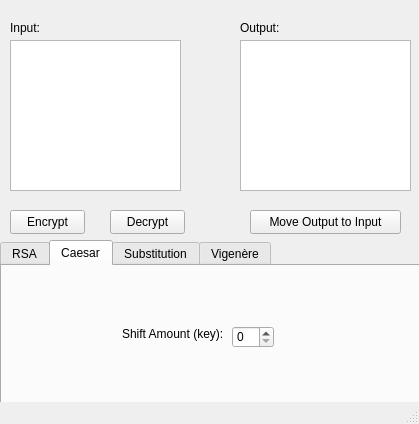
Before: the Qt Designer form CS2520_Project.ui in barberub/CS2520_gui_TeamProject, drawn with Qt 5.
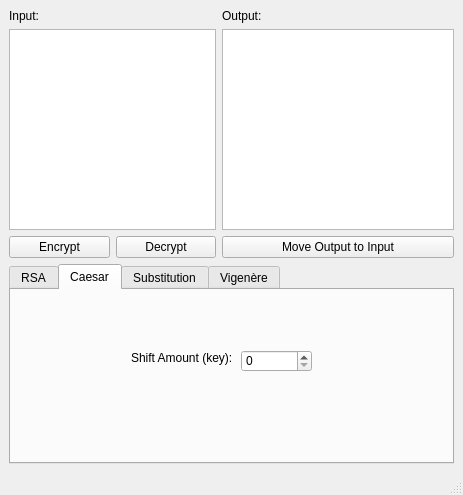
After: the same form once the commit is applied. The open tabs and pages were chosen to show the change.

Commit message:
Added Resize Capabilities, Fixed Substitution Decryption Bug, Updated README
Added a Grid Layout to the UI so resizing is possible.  Fixed the bug where doing substitution decryption does not result in an output.  README updated to include the contents of each file and how we worked on the project before uploading to GitHub.

Patch:
```diff
--- a/CS2520_Project.ui
+++ b/CS2520_Project.ui
@@ -6,23 +6,64 @@
    <rect>
     <x>0</x>
     <y>0</y>
-    <width>419</width>
-    <height>424</height>
+    <width>463</width>
+    <height>495</height>
    </rect>
   </property>
   <property name="windowTitle">
    <string>Encryption GUI</string>
   </property>
   <widget class="QWidget" name="centralwidget">
+   <layout class="QGridLayout" name="gridLayout">
+    <item row="0" column="0">
+     <widget class="QLabel" name="inputLabel">
+      <property name="text">
+       <string>Input:</string>
+      </property>
+      <property name="buddy">
+       <cstring>inputField</cstring>
+      </property>
+     </widget>
+    </item>
+    <item row="0" column="2">
+     <widget class="QLabel" name="outputLabel">
+      <property name="text">
+       <string>Output:</string>
+      </property>
+      <property name="buddy">
+       <cstring>outputField</cstring>
+      </property>
+     </widget>
+    </item>
+    <item row="1" column="0" colspan="2">
+     <widget class="QPlainTextEdit" name="inputField"/>
+    </item>
+    <item row="1" column="2">
+     <widget class="QPlainTextEdit" name="outputField"/>
+    </item>
+    <item row="2" column="0">
+     <widget class="QPushButton" name="encryptButton">
+      <property name="text">
+       <string>Encrypt</string>
+      </property>
+     </widget>
+    </item>
+    <item row="2" column="1">
+     <widget class="QPushButton" name="decryptButton">
+      <property name="text">
+       <string>Decrypt</string>
+      </property>
+     </widget>
+    </item>
+    <item row="2" column="2">
+     <widget class="QPushButton" name="moveInputToOutput">
+      <property name="text">
+       <string>Move Output to Input</string>
+      </property>
+     </widget>
+    </item>
+    <item row="3" column="0" colspan="3">
    <widget class="QTabWidget" name="encryptionOptions">
-    <property name="geometry">
-     <rect>
-      <x>0</x>
-      <y>240</y>
-      <width>421</width>
-      <height>171</height>
-     </rect>
-    </property>
     <property name="toolTipDuration">
      <number>0</number>
     </property>
@@ -141,7 +182,7 @@
        <rect>
         <x>230</x>
         <y>60</y>
-        <width>42</width>
+          <width>71</width>
         <height>22</height>
        </rect>
       </property>
@@ -220,97 +261,8 @@
      </widget>
     </widget>
    </widget>
-   <widget class="QPushButton" name="encryptButton">
-    <property name="geometry">
-     <rect>
-      <x>10</x>
-      <y>210</y>
-      <width>75</width>
-      <height>24</height>
-     </rect>
-    </property>
-    <property name="text">
-     <string>Encrypt</string>
-    </property>
-   </widget>
-   <widget class="QPushButton" name="decryptButton">
-    <property name="geometry">
-     <rect>
-      <x>110</x>
-      <y>210</y>
-      <width>75</width>
-      <height>24</height>
-     </rect>
-    </property>
-    <property name="text">
-     <string>Decrypt</string>
-    </property>
-   </widget>
-   <widget class="QPushButton" name="moveInputToOutput">
-    <property name="geometry">
-     <rect>
-      <x>250</x>
-      <y>210</y>
-      <width>151</width>
-      <height>24</height>
-     </rect>
-    </property>
-    <property name="text">
-     <string>Move Output to Input</string>
-    </property>
-   </widget>
-   <widget class="QLabel" name="inputLabel">
-    <property name="geometry">
-     <rect>
-      <x>10</x>
-      <y>20</y>
-      <width>49</width>
-      <height>16</height>
-     </rect>
-    </property>
-    <property name="text">
-     <string>Input:</string>
-    </property>
-    <property name="buddy">
-     <cstring>inputField</cstring>
-    </property>
-   </widget>
-   <widget class="QLabel" name="outputLabel">
-    <property name="geometry">
-     <rect>
-      <x>240</x>
-      <y>20</y>
-      <width>49</width>
-      <height>16</height>
-     </rect>
-    </property>
-    <property name="text">
-     <string>Output:</string>
-    </property>
-    <property name="buddy">
-     <cstring>outputField</cstring>
-    </property>
-   </widget>
-   <widget class="QPlainTextEdit" name="inputField">
-    <property name="geometry">
-     <rect>
-      <x>10</x>
-      <y>40</y>
-      <width>171</width>
-      <height>151</height>
-     </rect>
-    </property>
-   </widget>
-   <widget class="QPlainTextEdit" name="outputField">
-    <property name="geometry">
-     <rect>
-      <x>240</x>
-      <y>40</y>
-      <width>171</width>
-      <height>151</height>
-     </rect>
-    </property>
-   </widget>
+    </item>
+   </layout>
   </widget>
   <widget class="QStatusBar" name="statusbar"/>
  </widget>
```
Lines whose indentation alone changed are shown as unchanged. The commit also changes 2 other files.
